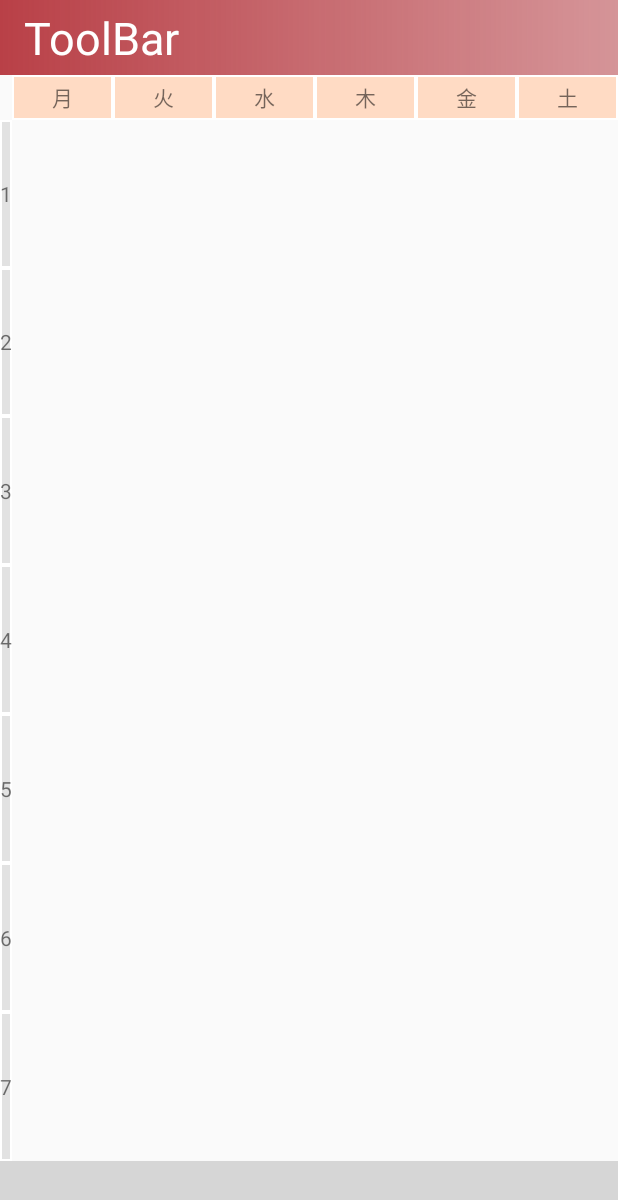
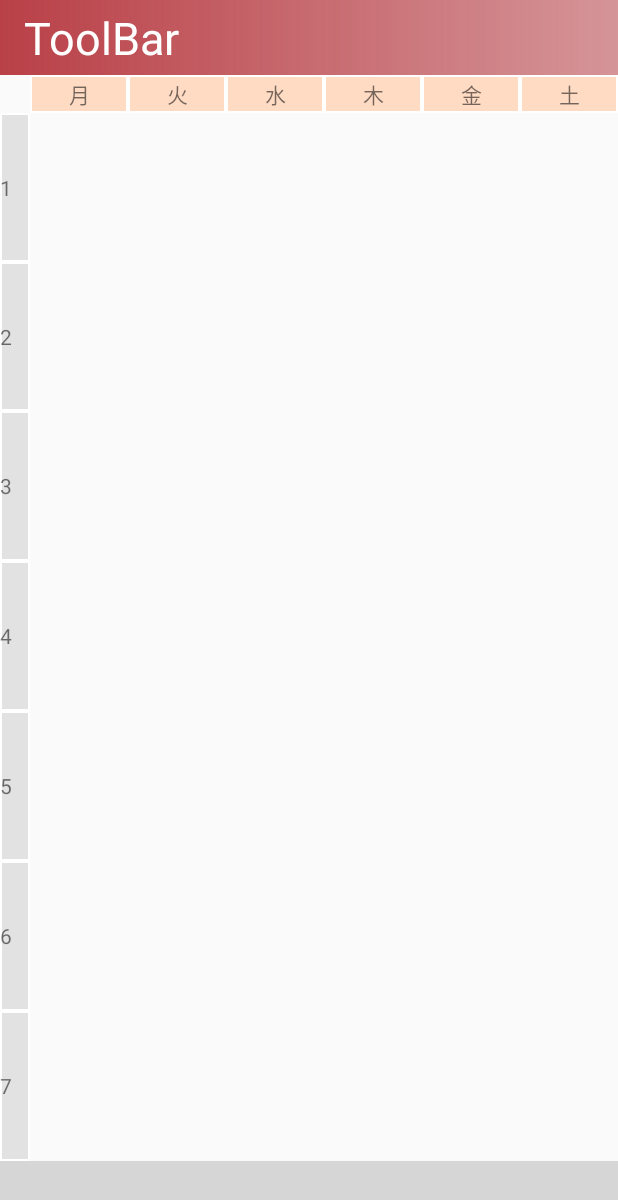
Before and after one commit to Yoshipe/CampusDiary_android, an Android app: the TimeTableActivity screen opened directly, with no data from a screen before it, on a phone screen of 412 x 824 dp. Shown: the top 1200 px of the screen. Run offline under Robolectric (Android 15) with nearby library versions, the phone set to English and light mode, and no system bars; libraries missing offline, so code that uses them is left out: com.ittianyu.bottomnavigationviewex; plain views replace BottomNavigationViewEx; 6 statements that could not run were skipped; grey boxes are pictures that could not be loaded.

Commit message:
:recycle:dimen.xmlの軽微な変更

```diff
--- a/app/src/main/res/values/dimen.xml
+++ b/app/src/main/res/values/dimen.xml
@@ -1,8 +1,7 @@
 <?xml version="1.0" encoding="utf-8"?>
 <resources>
-    <dimen name="time_table_right_bar_width">20dp</dimen>
-    <dimen name="time_table_right_bar_height">80dp</dimen>
-    <dimen name="time_table_top_date_width">61dp</dimen>
-    <dimen name="time_table_top_date_height">30dp</dimen>
+    <dimen name="time_table_left_bar_width">20dp</dimen>
+    <dimen name="time_table_left_bar_height">80dp</dimen>
+    <dimen name="time_table_top_date_height">25dp</dimen>
 
 </resources>
```
